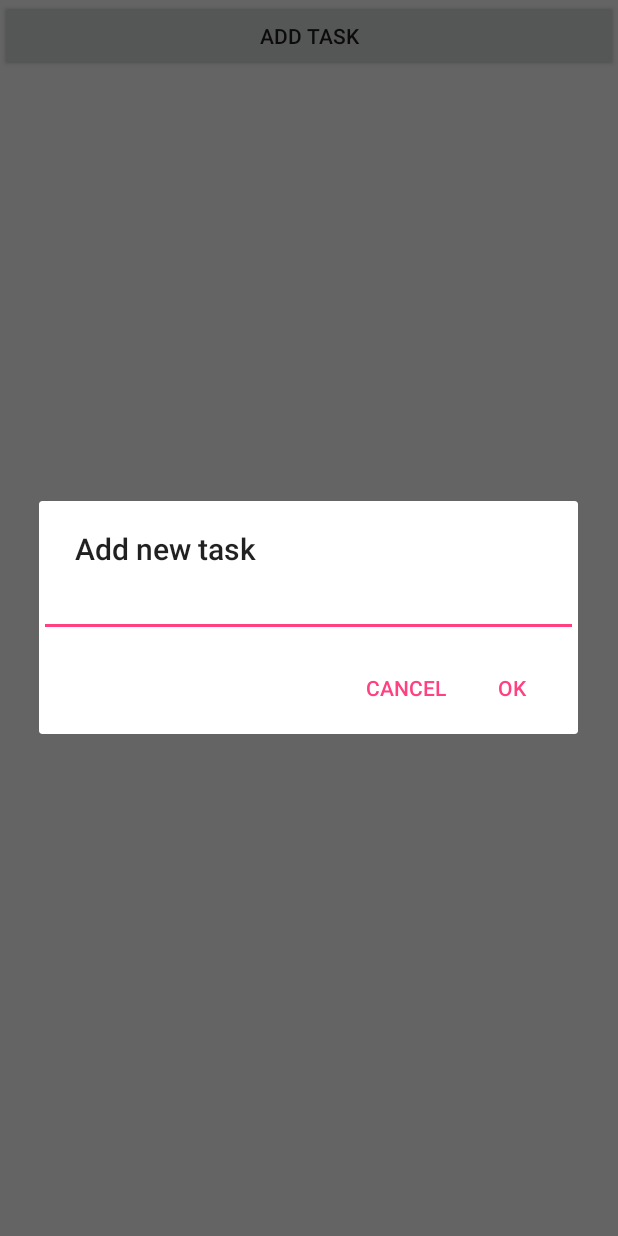
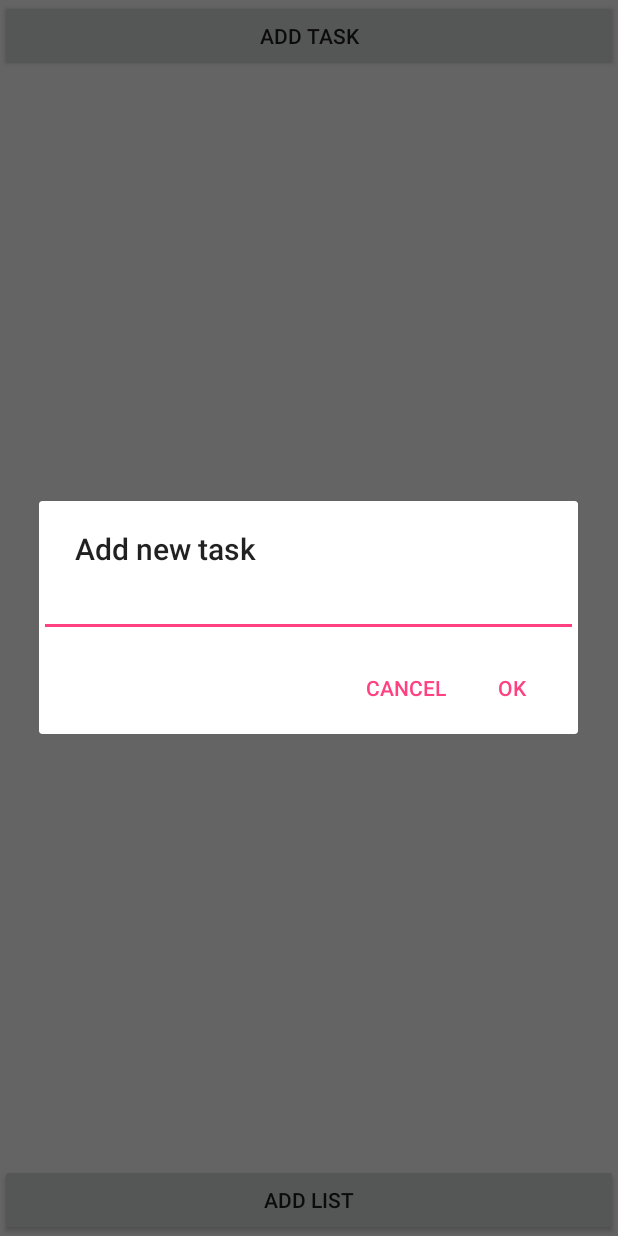
Before and after one commit to pchmielowski/ContextAwareTodoList, an Android app: the screen it shows after launch (MainActivity), after a tap on "ADD TASK", on a phone screen of 412 x 824 dp. Run offline under Robolectric (Android 15) with nearby library versions, the phone set to English and light mode, and no system bars.

Commit message:
Button to add new list

```diff
--- a/app/src/main/java/com/chmielowski/contexttasklist/MainActivity.java
+++ b/app/src/main/java/com/chmielowski/contexttasklist/MainActivity.java
@@ -4,6 +4,8 @@ import android.os.Bundle;
 import android.support.design.widget.TabLayout;
 import android.support.v4.view.ViewPager;
 import android.support.v7.app.AppCompatActivity;
+import android.view.View;
+import android.widget.Button;
 
 
 public class MainActivity extends AppCompatActivity {
@@ -12,11 +14,25 @@ public class MainActivity extends AppCompatActivity {
         super.onCreate(savedInstanceState);
         setContentView(R.layout.activity_main);
 
-        TabLayout tabLayout = (TabLayout) findViewById(R.id.tab_layout);
-        tabLayout.addTab(tabLayout.newTab());
-        tabLayout.addTab(tabLayout.newTab());
+        final TabLayout tabLayout = (TabLayout) findViewById(R.id.tab_layout);
+        int numLists = 2;
+        for (int listIdx = 0; listIdx < numLists; listIdx++) {
+            tabLayout.addTab(tabLayout.newTab());
+        }
         tabLayout.setTabGravity(TabLayout.GRAVITY_FILL);
 
+        Button addTaskButton = (Button) findViewById(R.id.add_list_button);
+        addTaskButton.setOnClickListener(new View.OnClickListener() {
+            public void onClick(final View v) {
+                tabLayout.addTab(tabLayout.newTab());
+                inflateViewPager(tabLayout);
+            }
+        });
+
+        inflateViewPager(tabLayout);
+    }
+
+    private void inflateViewPager(TabLayout tabLayout) {
         final ViewPager viewPager = (ViewPager) findViewById(R.id.pager);
         viewPager.setAdapter(new PagerAdapter(
                 getSupportFragmentManager(),
--- a/app/src/main/res/layout/activity_main.xml
+++ b/app/src/main/res/layout/activity_main.xml
@@ -6,6 +6,13 @@
     android:layout_height="match_parent"
     android:fitsSystemWindows="true"
     tools:context="com.chmielowski.contexttasklist.MainActivity">
+
+    <Button
+        android:id="@+id/add_list_button"
+        android:layout_width="match_parent"
+        android:layout_height="wrap_content"
+        android:layout_gravity="bottom"
+        android:text="@string/add_list" />
 
     <android.support.design.widget.TabLayout
         android:id="@+id/tab_layout"
--- a/app/src/main/res/values/strings.xml
+++ b/app/src/main/res/values/strings.xml
@@ -2,4 +2,5 @@
     <string name="app_name">Context Tasklist</string>
     <string name="action_settings">Settings</string>
     <string name="add_task">Add Task</string>
+    <string name="add_list">Add list</string>
 </resources>
```
